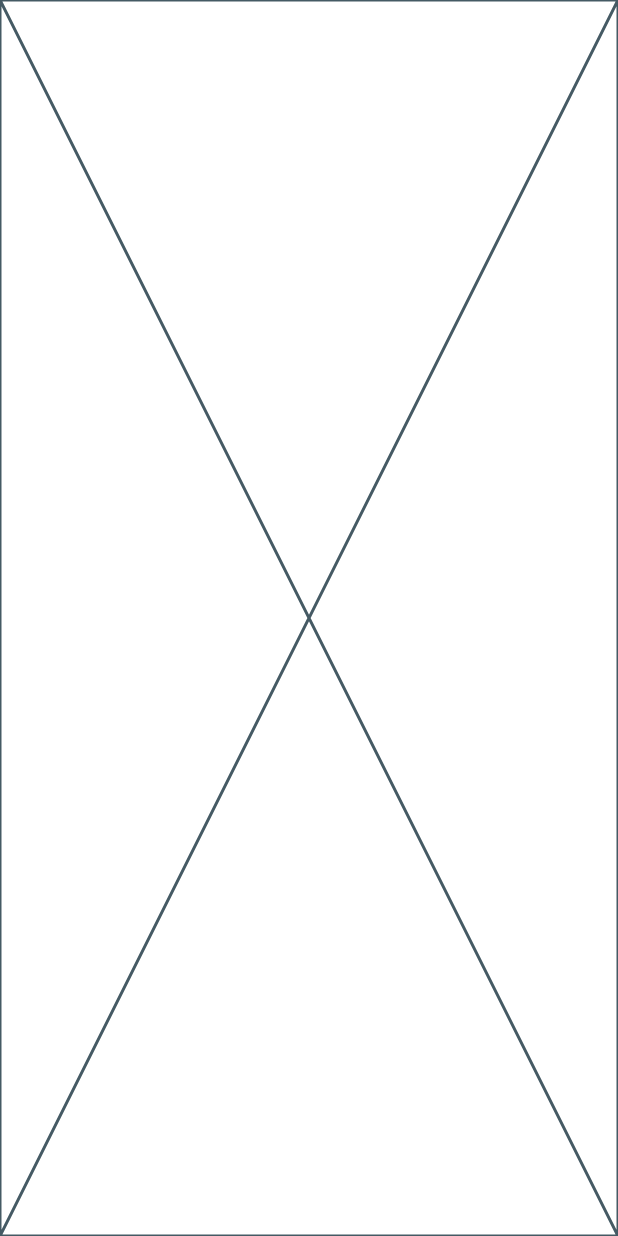
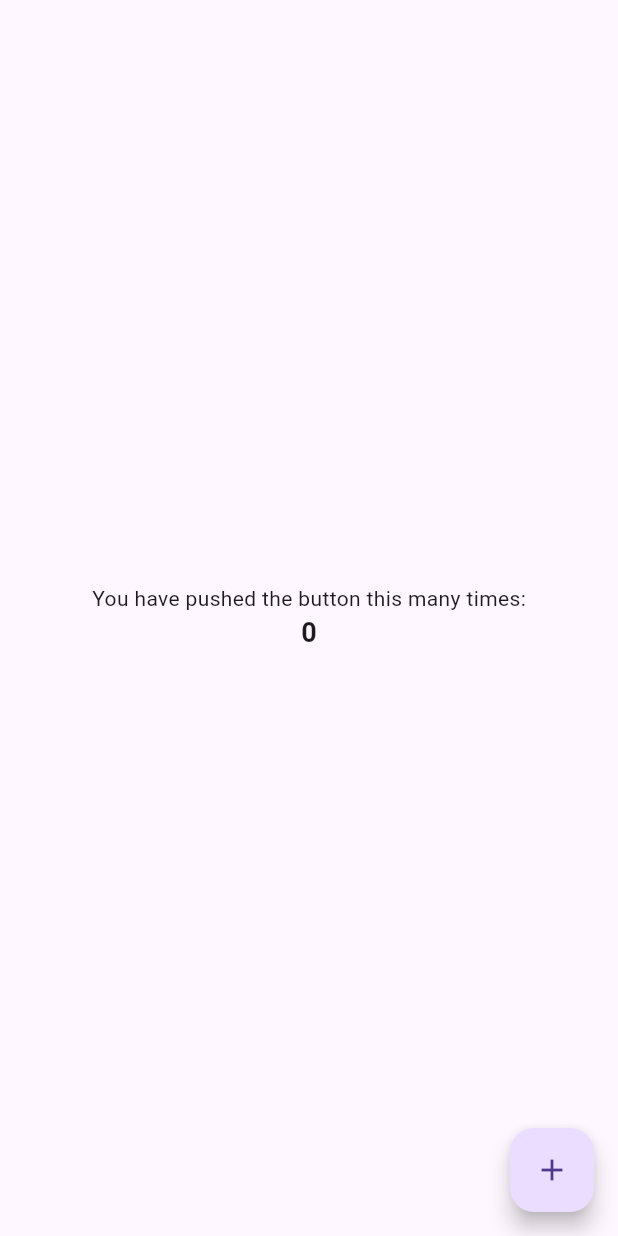
Before and after one commit to hayohtee/bloc_tutorial, a Flutter app: the screen it shows after launch, on a phone screen of 412 x 824 dp. Run offline on Flutter 3.47's test engine with Material 3 defaults, Android fonts, the phone set to English and light mode, and no system bars; our stand-ins replace flutter_bloc.

Commit message:
Update HomePage

```diff
--- a/lib/home_page.dart
+++ b/lib/home_page.dart
@@ -1,10 +1,47 @@
+import 'package:bloc_tutorial/cubit/counter_cubit.dart';
 import 'package:flutter/material.dart';
+import 'package:flutter_bloc/flutter_bloc.dart';
 
-class HomePage extends StatelessWidget {
+class HomePage extends StatefulWidget {
   const HomePage({super.key});
 
   @override
+  State<HomePage> createState() => _HomePageState();
+}
+
+class _HomePageState extends State<HomePage> {
+  final counter = CounterCubit();
+
+  @override
   Widget build(BuildContext context) {
-    return const Placeholder();
+    return Scaffold(
+      body: Padding(
+        padding: const EdgeInsets.all(16.0),
+        child: Column(
+          mainAxisAlignment: MainAxisAlignment.center,
+          crossAxisAlignment: CrossAxisAlignment.center,
+          children: [
+            Align(
+              alignment: Alignment.center,
+              child: Text("You have pushed the button this many times:"),
+            ),
+            BlocBuilder<CounterCubit, int>(
+              bloc: counter,
+              builder: (context, state) => Text(
+                state.toString(),
+                style: TextStyle(
+                  fontSize: 18,
+                  fontWeight: FontWeight.bold,
+                ),
+              ),
+            )
+          ],
+        ),
+      ),
+      floatingActionButton: FloatingActionButton(
+        onPressed: () => counter.increment(),
+        child: Icon(Icons.add),
+      ),
+    );
   }
 }
```
